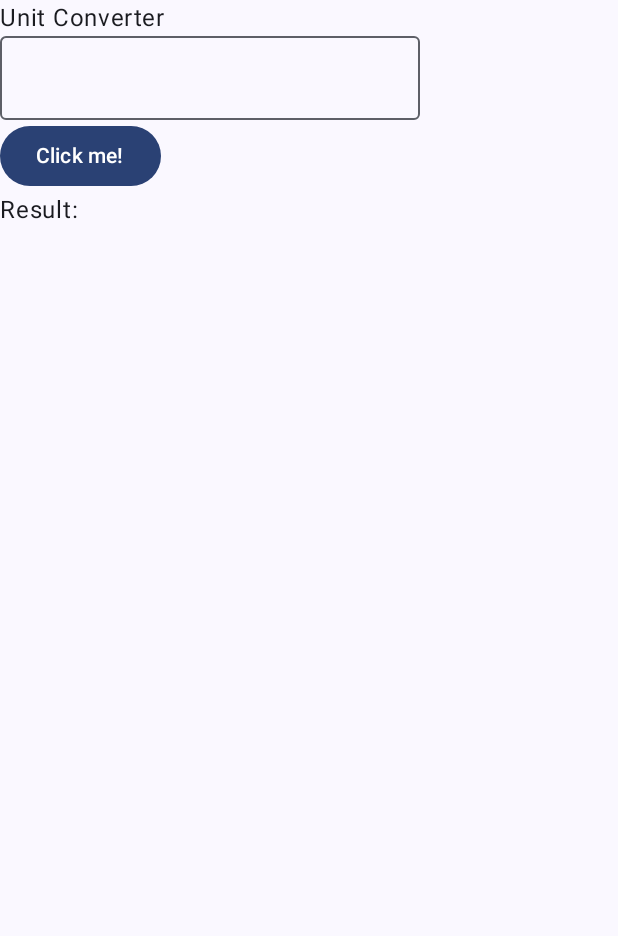
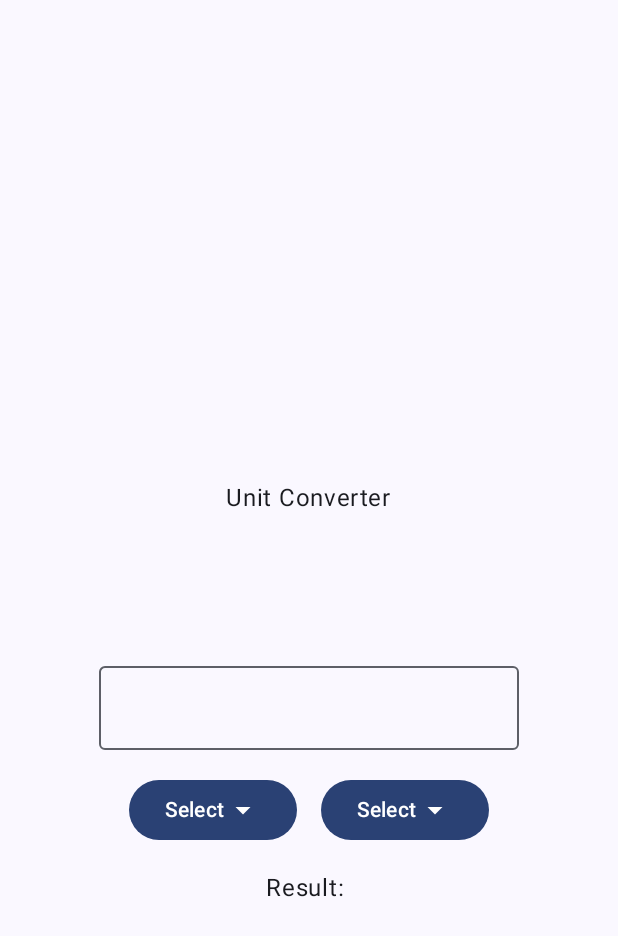
Before and after one commit to niikun/Kotlin-unitConverter, an Android app built with Jetpack Compose: the screen it shows after launch (MainActivity), on a phone screen of 412 x 824 dp. Shown: the top 936 px of the screen. Run offline under Robolectric (Android 15) with nearby library versions, the phone set to English and light mode, and no system bars.

Commit message:
spacer,Box,modifier

```diff
--- a/app/build.gradle.kts
+++ b/app/build.gradle.kts
@@ -49,6 +49,7 @@ dependencies {
     implementation(libs.androidx.ui.graphics)
     implementation(libs.androidx.ui.tooling.preview)
     implementation(libs.androidx.material3)
+    implementation(libs.material3)
     testImplementation(libs.junit)
     androidTestImplementation(libs.androidx.junit)
     androidTestImplementation(libs.androidx.espresso.core)
--- a/app/src/main/java/io/mastercoding/unitconverter/MainActivity.kt
+++ b/app/src/main/java/io/mastercoding/unitconverter/MainActivity.kt
@@ -21,6 +21,17 @@ import androidx.compose.ui.unit.dp
 import androidx.compose.material3.Button
 import androidx.compose.ui.platform.LocalContext
 import android.widget.Toast
+import androidx.compose.foundation.layout.Arrangement
+import androidx.compose.foundation.layout.Box
+import androidx.compose.material.icons.filled.ArrowDropDown
+import androidx.compose.material3.Icon
+import androidx.compose.material3.MaterialTheme
+import androidx.compose.ui.Alignment
+import androidx.compose.foundation.layout.Spacer
+import androidx.compose.foundation.layout.height
+import androidx.compose.foundation.layout.width
+import androidx.compose.material3.DropdownMenu
+import androidx.compose.material3.DropdownMenuItem
 
 class MainActivity : ComponentActivity() {
     override fun onCreate(savedInstanceState: Bundle?) {
@@ -28,7 +39,9 @@ class MainActivity : ComponentActivity() {
         enableEdgeToEdge()
         setContent {
             UnitConverterTheme {
-                Scaffold(modifier = Modifier.fillMaxSize()) { innerPadding ->
+                Scaffold(
+                    modifier = Modifier.fillMaxSize(),
+                ) { innerPadding ->
                     UnitConverter(innerPadding)
                 }
             }
@@ -38,27 +51,83 @@ class MainActivity : ComponentActivity() {
 
 @Composable
 fun UnitConverter(padding: PaddingValues = PaddingValues(0.dp)){
-    Column(modifier = Modifier.padding(padding)) {
+    Column(
+        modifier = Modifier.fillMaxSize(),
+        Arrangement.Center,
+        horizontalAlignment = Alignment.CenterHorizontally
+    ) {
         // すべてのUIが下に積まれていく
-        Text("Unit Converter")
+
+        Text("Unit Converter", modifier = Modifier.padding(100.dp))
+//        Spacer(modifier = Modifier.height(16.dp))
         OutlinedTextField(value = "", onValueChange = {
             // OutlinedTextFiledの値が変わったときに何をするか？
         })
+        Spacer(modifier=Modifier.height(16.dp))
         Row {
-            val context = LocalContext.current
             //すべてのUIが横に並ぶ
             // Toast は 「どのアプリに出すメッセージか」 を区別するために Context が必須。
             //Compose の中では LocalContext.current を読むのが一番簡単で安全な方法です
+            Box {
+                Button(onClick = {
+                })
+                {
+                    Text("Select")
+                    Icon(Icons.Default.ArrowDropDown,
+                        contentDescription = "Arrow Down")
+                }
+                DropdownMenu(expanded = false, onDismissRequest = {}) {
+                    DropdownMenuItem(
+                        text = { Text("Centimeters") },
+                        onClick = { /*TODO*/ }
+                    )
+                    DropdownMenuItem(
+                        text = { Text("Meters") },
+                        onClick = { /*TODO*/ }
+                    )
+                    DropdownMenuItem(
+                        text = { Text("Feet") },
+                        onClick = { /*TODO*/ }
+                    )
+                    DropdownMenuItem(
+                        text = { Text("Milimeters") },
+                        onClick = { /*TODO*/ }
+                    )
+                }
+            }
+            Spacer(modifier=Modifier.width(16.dp))
+            Box {
+                Button(onClick = {
 
-            Button(onClick ={ Toast
-                .makeText(context,
-                    "Thanks for clicking",
-                    Toast.LENGTH_LONG).show() })
-            {
-                Text("Click me!")
+                })
+                {
+                    Text("Select")
+                    Icon(Icons.Default.ArrowDropDown,
+                        contentDescription = "Arrow Down")
+                }
+                DropdownMenu(expanded = false, onDismissRequest = {}) {
+                    DropdownMenuItem(
+                        text = { Text("Centimeters") },
+                        onClick = { /*TODO*/ }
+                    )
+                    DropdownMenuItem(
+                        text = { Text("Meters") },
+                        onClick = { /*TODO*/ }
+                    )
+                    DropdownMenuItem(
+                        text = { Text("Feet") },
+                        onClick = { /*TODO*/ }
+                    )
+                    DropdownMenuItem(
+                        text = { Text("Milimeters") },
+                        onClick = { /*TODO*/ }
+                    )
+                }
             }
+
         }
-        Text("Result:")
+        Spacer(modifier = Modifier.height(16.dp))
+        Text("Result: ")
     }
 }
 
--- a/gradle/libs.versions.toml
+++ b/gradle/libs.versions.toml
@@ -8,6 +8,7 @@ espressoCore = "3.7.0"
 lifecycleRuntimeKtx = "2.9.3"
 activityCompose = "1.11.0"
 composeBom = "2024.09.00"
+material3 = "1.3.2"
 
 [libraries]
 androidx-core-ktx = { group = "androidx.core", name = "core-ktx", version.ref = "coreKtx" }
@@ -24,6 +25,7 @@ androidx-ui-tooling-preview = { group = "androidx.compose.ui", name = "ui-toolin
 androidx-ui-test-manifest = { group = "androidx.compose.ui", name = "ui-test-manifest" }
 androidx-ui-test-junit4 = { group = "androidx.compose.ui", name = "ui-test-junit4" }
 androidx-material3 = { group = "androidx.compose.material3", name = "material3" }
+material3 = { group = "androidx.compose.material3", name = "material3", version.ref = "material3" }
 
 [plugins]
 android-application = { id = "com.android.application", version.ref = "agp" }
```
